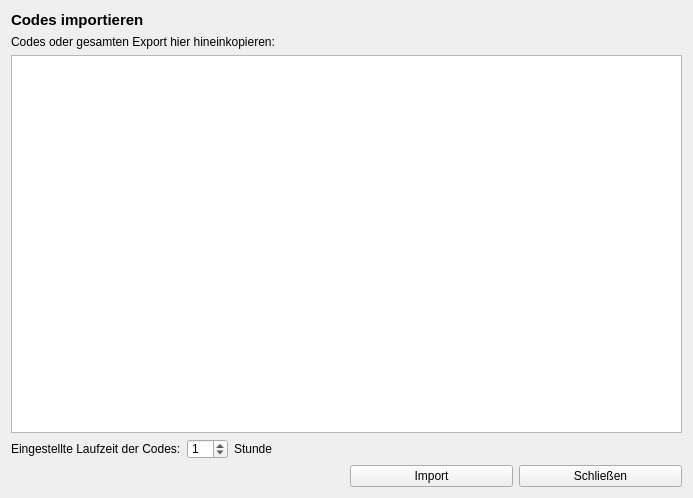
This is ui/importWindowPaste.ui in pyphil/WLAN-Codes as Qt 5 draws it before an edit. The edited form follows.
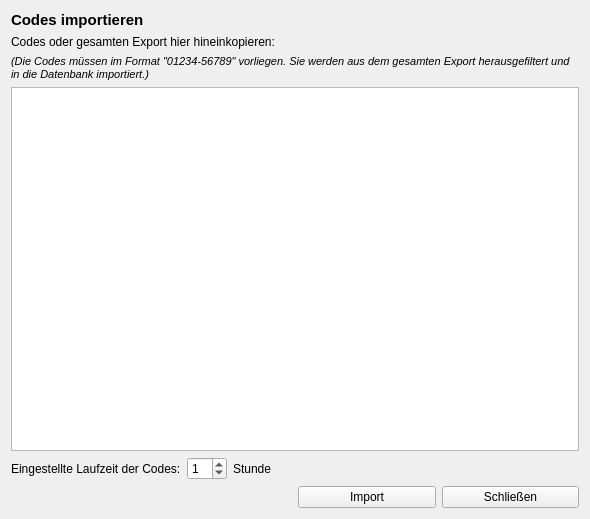
This is the edited form.

Commit message: gui and info text

```diff
--- a/ui/importWindowPaste.ui
+++ b/ui/importWindowPaste.ui
@@ -6,36 +6,15 @@
    <rect>
     <x>0</x>
     <y>0</y>
-    <width>693</width>
-    <height>498</height>
+    <width>590</width>
+    <height>519</height>
    </rect>
   </property>
   <property name="windowTitle">
    <string>Code-Import</string>
   </property>
   <layout class="QGridLayout" name="gridLayout_3">
-   <item row="0" column="0" colspan="2">
-    <widget class="QLabel" name="label_2">
-     <property name="font">
-      <font>
-       <pointsize>11</pointsize>
-       <weight>75</weight>
-       <bold>true</bold>
-      </font>
-     </property>
-     <property name="text">
-      <string>Codes importieren</string>
-     </property>
-    </widget>
-   </item>
-   <item row="1" column="0">
-    <widget class="QLabel" name="label">
-     <property name="text">
-      <string>Codes oder gesamten Export hier hineinkopieren:</string>
-     </property>
-    </widget>
-   </item>
-   <item row="4" column="1">
+   <item row="5" column="1">
     <layout class="QHBoxLayout" name="horizontalLayout">
      <item>
       <widget class="QPushButton" name="ButtonImport">
@@ -53,7 +32,17 @@
      </item>
     </layout>
    </item>
-   <item row="3" column="0">
+   <item row="1" column="0">
+    <widget class="QLabel" name="label">
+     <property name="text">
+      <string>Codes oder gesamten Export hier hineinkopieren:</string>
+     </property>
+     <property name="wordWrap">
+      <bool>true</bool>
+     </property>
+    </widget>
+   </item>
+   <item row="4" column="0">
     <layout class="QGridLayout" name="gridLayout_2">
      <item row="0" column="0">
       <widget class="QLabel" name="label_3">
@@ -66,8 +55,8 @@
       <widget class="QSpinBox" name="spinBoxRuntime">
        <property name="maximumSize">
         <size>
-         <width>41</width>
-         <height>20</height>
+         <width>40</width>
+         <height>16777215</height>
         </size>
        </property>
        <property name="value">
@@ -84,9 +73,38 @@
      </item>
     </layout>
    </item>
-   <item row="2" column="0" colspan="2">
+   <item row="3" column="0" colspan="2">
     <widget class="QPlainTextEdit" name="plainTextEditCodes"/>
    </item>
+   <item row="0" column="0" colspan="2">
+    <widget class="QLabel" name="label_2">
+     <property name="font">
+      <font>
+       <pointsize>11</pointsize>
+       <bold>true</bold>
+      </font>
+     </property>
+     <property name="text">
+      <string>Codes importieren</string>
+     </property>
+    </widget>
+   </item>
+   <item row="2" column="0" colspan="2">
+    <widget class="QLabel" name="label_5">
+     <property name="font">
+      <font>
+       <pointsize>8</pointsize>
+       <italic>true</italic>
+      </font>
+     </property>
+     <property name="text">
+      <string>(Die Codes müssen im Format &quot;01234-56789&quot; vorliegen. Sie werden aus dem gesamten Export herausgefiltert und in die Datenbank importiert.)</string>
+     </property>
+     <property name="wordWrap">
+      <bool>true</bool>
+     </property>
+    </widget>
+   </item>
   </layout>
  </widget>
  <resources/>
```
The commit also changes 2 other files.
